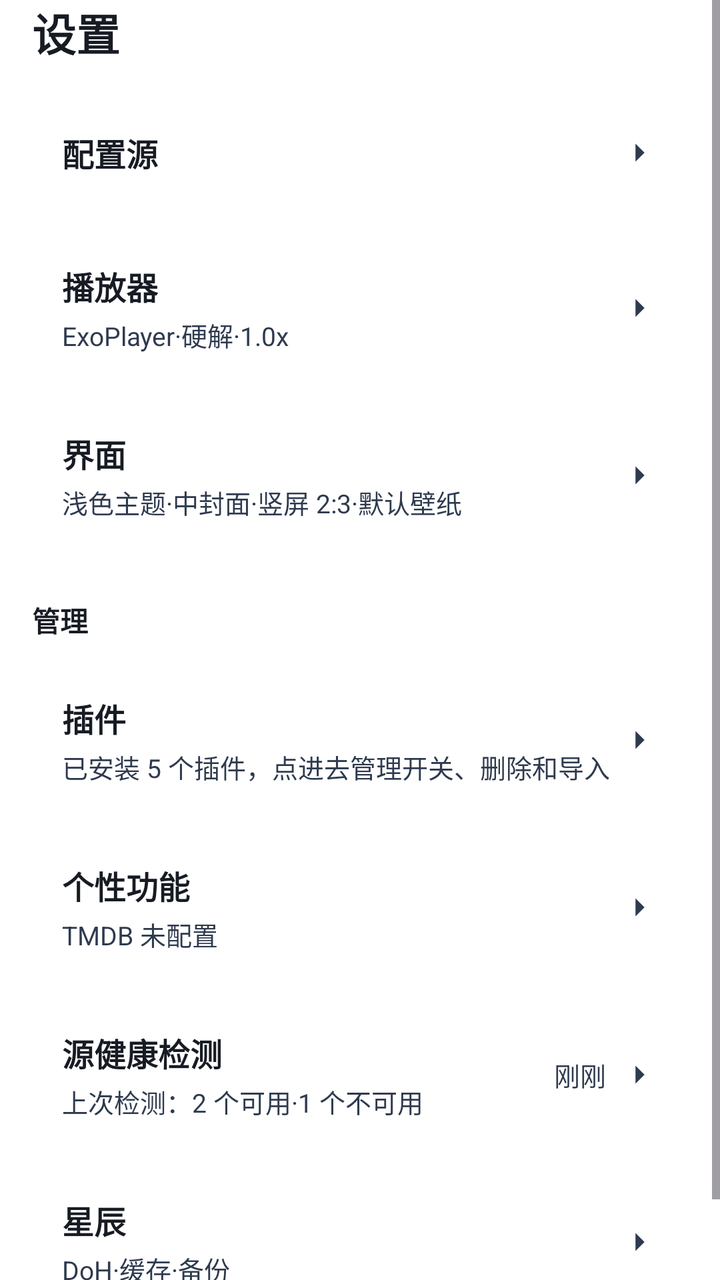
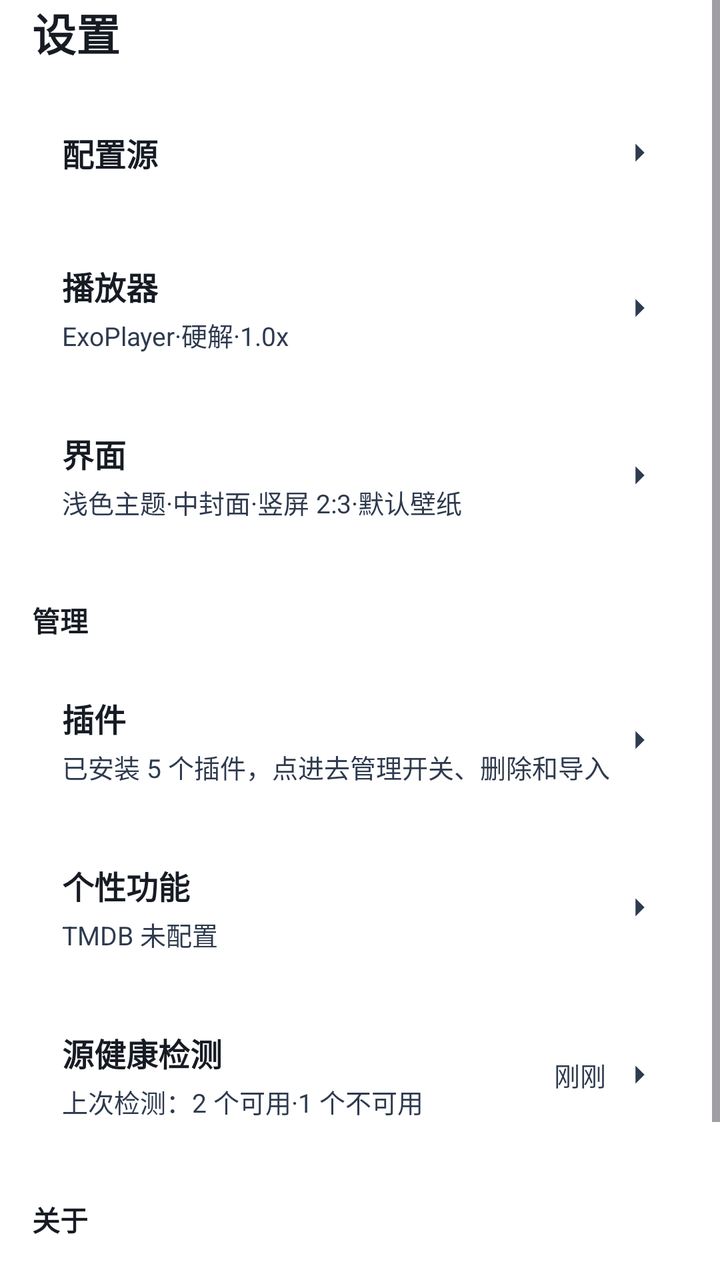

Compare the two renders of this Android layout. The source of the first and the diff that turns it into the second are given below.
<!-- AndroidManifest.xml: another module's application theme Theme.App -->
<!-- res/layout/fragment_setting.xml -->
<?xml version="1.0" encoding="utf-8"?>
<ScrollView xmlns:android="http://schemas.android.com/apk/res/android"
    android:layout_width="match_parent"
    android:layout_height="match_parent"
    android:fillViewport="true"
    android:fitsSystemWindows="false">
    <LinearLayout
        android:layout_width="match_parent"
        android:layout_height="wrap_content"
        android:orientation="vertical"
        android:paddingLeft="16dp"
        android:paddingRight="16dp"
        android:paddingTop="0dp"
        android:paddingBottom="16dp">
        <TextView
            android:layout_width="wrap_content"
            android:layout_height="wrap_content"
            android:layout_marginBottom="12dp"
            android:text="设置"
            android:textColor="#171B23"
            android:textSize="22sp"
            android:textStyle="bold" />
        <LinearLayout
            android:id="@+id/card_config"
            android:layout_width="match_parent"
            android:layout_height="wrap_content"
            android:layout_marginBottom="8dp"
            android:background="@drawable/xc_setcard_v2"
            android:clickable="true"
            android:focusable="true"
            android:foreground="?attr/selectableItemBackground"
            android:gravity="center_vertical"
            android:minHeight="64dp"
            android:orientation="horizontal"
            android:padding="15dp">
            <LinearLayout
                android:layout_width="0dp"
                android:layout_height="wrap_content"
                android:layout_weight="1"
                android:orientation="vertical">
                <TextView
                    android:layout_width="wrap_content"
                    android:layout_height="wrap_content"
                    android:text="配置源"
                    android:textColor="#171B23"
                    android:textSize="16sp"
                    android:textStyle="bold" />
            </LinearLayout>
            <ImageView
                android:layout_width="18dp"
                android:layout_height="18dp"
                android:src="@drawable/ic_chev_v2" />
        </LinearLayout>
        <LinearLayout
            android:id="@+id/card_player"
            android:layout_width="match_parent"
            android:layout_height="wrap_content"
            android:layout_marginBottom="8dp"
            android:background="@drawable/xc_setcard_v2"
            android:clickable="true"
            android:focusable="true"
            android:foreground="?attr/selectableItemBackground"
            android:gravity="center_vertical"
            android:minHeight="64dp"
            android:orientation="horizontal"
            android:padding="15dp">
            <LinearLayout
                android:layout_width="0dp"
                android:layout_height="wrap_content"
                android:layout_weight="1"
                android:orientation="vertical">
                <TextView
                    android:layout_width="wrap_content"
                    android:layout_height="wrap_content"
                    android:text="播放器"
                    android:textColor="#171B23"
                    android:textSize="16sp"
                    android:textStyle="bold" />
                <TextView
                    android:id="@+id/text_player_sub"
                    android:layout_width="wrap_content"
                    android:layout_height="wrap_content"
                    android:layout_marginTop="3dp"
                    android:text="ExoPlayer·硬解·1.0x"
                    android:textColor="#2E3A4E"
                    android:textSize="13sp" />
            </LinearLayout>
            <ImageView
                android:layout_width="18dp"
                android:layout_height="18dp"
                android:src="@drawable/ic_chev_v2" />
        </LinearLayout>
        <LinearLayout
            android:id="@+id/card_appearance"
            android:layout_width="match_parent"
            android:layout_height="wrap_content"
            android:layout_marginBottom="8dp"
            android:background="@drawable/xc_setcard_v2"
            android:clickable="true"
            android:focusable="true"
            android:foreground="?attr/selectableItemBackground"
            android:gravity="center_vertical"
            android:minHeight="64dp"
            android:orientation="horizontal"
            android:padding="15dp">
            <LinearLayout
                android:layout_width="0dp"
                android:layout_height="wrap_content"
                android:layout_weight="1"
                android:orientation="vertical">
                <TextView
                    android:layout_width="wrap_content"
                    android:layout_height="wrap_content"
                    android:text="界面"
                    android:textColor="#171B23"
                    android:textSize="16sp"
                    android:textStyle="bold" />
                <TextView
                    android:id="@+id/text_appearance_sub"
                    android:layout_width="wrap_content"
                    android:layout_height="wrap_content"
                    android:layout_marginTop="3dp"
                    android:text="浅色主题·中封面·竖屏 2:3·默认壁纸"
                    android:textColor="#2E3A4E"
                    android:textSize="13sp" />
            </LinearLayout>
            <ImageView
                android:layout_width="18dp"
                android:layout_height="18dp"
                android:src="@drawable/ic_chev_v2" />
        </LinearLayout>
        <TextView
            android:layout_width="wrap_content"
            android:layout_height="wrap_content"
            android:layout_marginTop="16dp"
            android:layout_marginBottom="12dp"
            android:text="管理"
            android:textColor="#171B23"
            android:textSize="14sp"
            android:textStyle="bold" />
        <LinearLayout
            android:id="@+id/card_plugin"
            android:layout_width="match_parent"
            android:layout_height="wrap_content"
            android:layout_marginBottom="8dp"
            android:background="@drawable/xc_setcard_v2"
            android:clickable="true"
            android:focusable="true"
            android:foreground="?attr/selectableItemBackground"
            android:gravity="center_vertical"
            android:minHeight="64dp"
            android:orientation="horizontal"
            android:padding="15dp">
            <LinearLayout
                android:layout_width="0dp"
                android:layout_height="wrap_content"
                android:layout_weight="1"
                android:orientation="vertical">
                <TextView
                    android:layout_width="wrap_content"
                    android:layout_height="wrap_content"
                    android:text="插件"
                    android:textColor="#171B23"
                    android:textSize="16sp"
                    android:textStyle="bold" />
                <TextView
                    android:id="@+id/text_plugin_sub"
                    android:layout_width="wrap_content"
                    android:layout_height="wrap_content"
                    android:layout_marginTop="3dp"
                    android:text="已安装 5 个插件，点进去管理开关、删除和导入"
                    android:textColor="#2E3A4E"
                    android:textSize="13sp" />
            </LinearLayout>
            <ImageView
                android:layout_width="18dp"
                android:layout_height="18dp"
                android:src="@drawable/ic_chev_v2" />
        </LinearLayout>
        <LinearLayout
            android:id="@+id/card_features"
            android:layout_width="match_parent"
            android:layout_height="wrap_content"
            android:layout_marginBottom="8dp"
            android:background="@drawable/xc_setcard_v2"
            android:clickable="true"
            android:focusable="true"
            android:foreground="?attr/selectableItemBackground"
            android:gravity="center_vertical"
            android:minHeight="64dp"
            android:orientation="horizontal"
            android:padding="15dp">
            <LinearLayout
                android:layout_width="0dp"
                android:layout_height="wrap_content"
                android:layout_weight="1"
                android:orientation="vertical">
                <TextView
                    android:layout_width="wrap_content"
                    android:layout_height="wrap_content"
                    android:text="个性功能"
                    android:textColor="#171B23"
                    android:textSize="16sp"
                    android:textStyle="bold" />
                <TextView
                    android:id="@+id/text_features_sub"
                    android:layout_width="wrap_content"
                    android:layout_height="wrap_content"
                    android:layout_marginTop="3dp"
                    android:text="TMDB 未配置"
                    android:textColor="#2E3A4E"
                    android:textSize="13sp" />
            </LinearLayout>
            <ImageView
                android:layout_width="18dp"
                android:layout_height="18dp"
                android:src="@drawable/ic_chev_v2" />
        </LinearLayout>
        <LinearLayout
            android:id="@+id/card_health"
            android:layout_width="match_parent"
            android:layout_height="wrap_content"
            android:layout_marginBottom="8dp"
            android:background="@drawable/xc_setcard_v2"
            android:clickable="true"
            android:focusable="true"
            android:foreground="?attr/selectableItemBackground"
            android:gravity="center_vertical"
            android:minHeight="64dp"
            android:orientation="horizontal"
            android:padding="15dp">
            <LinearLayout
                android:layout_width="0dp"
                android:layout_height="wrap_content"
                android:layout_weight="1"
                android:orientation="vertical">
                <TextView
                    android:layout_width="wrap_content"
                    android:layout_height="wrap_content"
                    android:text="源健康检测"
                    android:textColor="#171B23"
                    android:textSize="16sp"
                    android:textStyle="bold" />
                <TextView
                    android:id="@+id/text_health_sub"
                    android:layout_width="wrap_content"
                    android:layout_height="wrap_content"
                    android:layout_marginTop="3dp"
                    android:text="上次检测：2 个可用·1 个不可用"
                    android:textColor="#2E3A4E"
                    android:textSize="13sp" />
            </LinearLayout>
            <TextView
                android:layout_width="wrap_content"
                android:layout_height="wrap_content"
                android:layout_marginEnd="8dp"
                android:text="刚刚"
                android:textColor="#2E3A4E"
                android:textSize="13sp" />
            <ImageView
                android:layout_width="18dp"
                android:layout_height="18dp"
                android:src="@drawable/ic_chev_v2" />
        </LinearLayout>
                <LinearLayout
            android:id="@+id/card_xingchen"
            android:layout_width="match_parent"
            android:layout_height="wrap_content"
            android:layout_marginBottom="8dp"
            android:background="@drawable/xc_setcard_v2"
            android:clickable="true"
            android:focusable="true"
            android:foreground="?attr/selectableItemBackground"
            android:gravity="center_vertical"
            android:minHeight="64dp"
            android:orientation="horizontal"
            android:padding="15dp">
            <LinearLayout
                android:layout_width="0dp"
                android:layout_height="wrap_content"
                android:layout_weight="1"
                android:orientation="vertical">
                <TextView
                    android:layout_width="wrap_content"
                    android:layout_height="wrap_content"
                    android:text="星辰"
                    android:textColor="#171B23"
                    android:textSize="16sp"
                    android:textStyle="bold" />
                <TextView
                    android:id="@+id/text_xingchen_sub"
                    android:layout_width="wrap_content"
                    android:layout_height="wrap_content"
                    android:layout_marginTop="3dp"
                    android:text="DoH·缓存·备份"
                    android:textColor="#2E3A4E"
                    android:textSize="13sp" />
            </LinearLayout>
            <ImageView
                android:layout_width="18dp"
                android:layout_height="18dp"
                android:src="@drawable/ic_chev_v2" />
        </LinearLayout>
    </LinearLayout>
</ScrollView>
<!-- resources referenced by this layout -->
<resources>
  <!-- drawable ic_chev_v2 (drawable) -->
  <?xml version="1.0" encoding="utf-8"?>
  <vector xmlns:android="http://schemas.android.com/apk/res/android"
      android:width="18dp"
      android:height="18dp"
      android:viewportWidth="24"
      android:viewportHeight="24">
      <path
          android:fillColor="#2E3A4E"
          android:pathData="M9,6l6,6l-6,6" />
  </vector>
  <!-- drawable xc_setcard_v2 (drawable) -->
  <?xml version="1.0" encoding="utf-8"?>
  <shape xmlns:android="http://schemas.android.com/apk/res/android" android:shape="rectangle">
      <corners android:radius="10dp" />
      <solid android:color="#57FFFFFF" />
      <stroke android:width="1dp" android:color="#61FFFFFF" />
  </shape>
  <style name="Theme.App" parent="Theme.XingChen">
          <item name="android:windowDisablePreview">true</item>
          <item name="android:windowSplashScreenBackground">#000000</item>
          <item name="android:windowBackground">#000000</item>
      </style>
  <style name="Theme.XingChen" parent="Theme.Material3.DayNight.NoActionBar">
          <item name="android:windowBackground">@android:color/transparent</item>
                <item name="android:colorBackground">@android:color/transparent</item>
          <item name="colorPrimary">#f0a400</item>
          <item name="colorPrimaryVariant">#c07f00</item>
          <item name="colorOnPrimary">@android:color/white</item>
      </style>
</resources>

<!-- the commit's change to res/layout/fragment_setting.xml (unified diff, before → after) -->
@@ -262,7 +262,16 @@
                 android:layout_height="18dp"
                 android:src="@drawable/ic_chev_v2" />
         </LinearLayout>
-                <LinearLayout
+        <TextView
+            android:layout_width="wrap_content"
+            android:layout_height="wrap_content"
+            android:layout_marginTop="16dp"
+            android:layout_marginBottom="12dp"
+            android:text="关于"
+            android:textColor="#171B23"
+            android:textSize="14sp"
+            android:textStyle="bold" />
+        <LinearLayout
             android:id="@+id/card_xingchen"
             android:layout_width="match_parent"
             android:layout_height="wrap_content"
@@ -292,7 +301,7 @@
                     android:layout_width="wrap_content"
                     android:layout_height="wrap_content"
                     android:layout_marginTop="3dp"
-                    android:text="DoH·缓存·备份"
+                    android:text=""
                     android:textColor="#2E3A4E"
                     android:textSize="13sp" />
             </LinearLayout>
